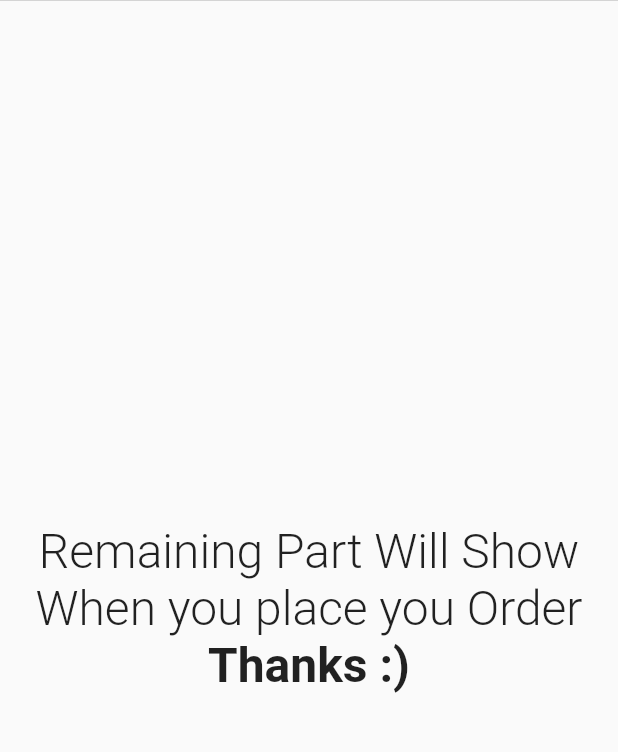
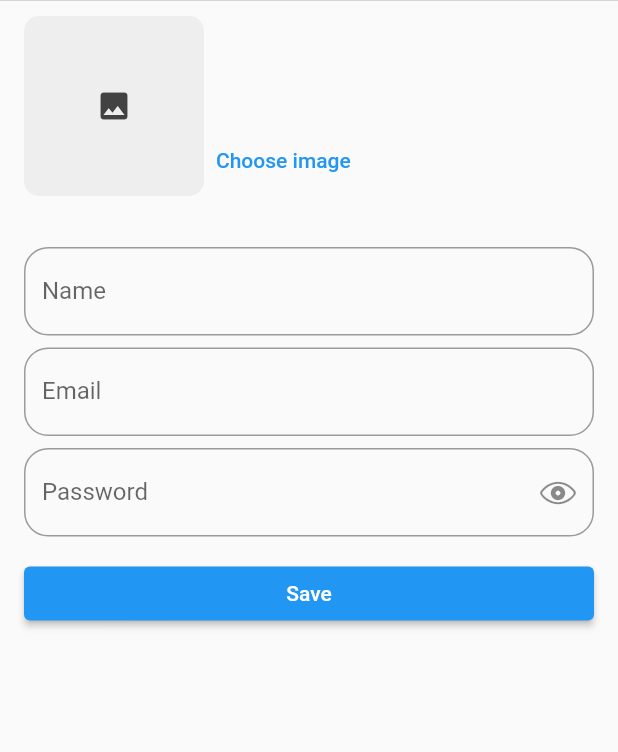
Before and after one commit to askabdulhaseeb/Expiration-Expert, a Flutter app: the AddAdminScreen screen opened by its route, on a phone screen of 412 x 824 dp, the part 65-817 px from its top. Run offline on Flutter 3.47's test engine with Material 2 defaults, Android fonts, the phone set to English and light mode, and no system bars; our stand-ins replace cloud_firestore, firebase_auth, firebase_core, firebase_storage, fluttertoast, image_picker and 1 more; missing offline and left inert: barcode_scan2; accounts and stored records are empty.

Commit message:
add admin

```diff
--- a/lib/model/app_user.dart
+++ b/lib/model/app_user.dart
@@ -18,10 +18,10 @@ class AppUser {
     );
   }
 
-  final String uid;
+  String uid;
   final String email;
   final String displayName;
-  final String imageURL;
+  String imageURL;
   final String type;
 
   Map<String, dynamic> toMap() {
--- a/lib/screens/add_admin_screen/add_admin_screen.dart
+++ b/lib/screens/add_admin_screen/add_admin_screen.dart
@@ -1,5 +1,13 @@
 import 'dart:io';
 
+import 'package:expiration_expert_admin/database/auth.dart';
+import 'package:expiration_expert_admin/database/user_firebase_api.dart';
+import 'package:expiration_expert_admin/model/app_user.dart';
+import 'package:expiration_expert_admin/screens/home_screen/home_screen.dart';
+import 'package:expiration_expert_admin/screens/widgets/custom_textformfield.dart';
+import 'package:expiration_expert_admin/screens/widgets/show_loading.dart';
+import 'package:expiration_expert_admin/utilities/custom_validator.dart';
+import 'package:firebase_auth/firebase_auth.dart';
 import 'package:flutter/cupertino.dart';
 import 'package:flutter/material.dart';
 import 'package:image_picker/image_picker.dart';
@@ -13,11 +21,11 @@ class AddAdminScreen extends StatefulWidget {
 }
 
 class _AddAdminScreenState extends State<AddAdminScreen> {
+  final GlobalKey<FormState> _key = GlobalKey<FormState>();
   final TextEditingController _email = TextEditingController();
   final TextEditingController _password = TextEditingController();
   final TextEditingController _name = TextEditingController();
   XFile? _image;
-  File? file;
   @override
   Widget build(BuildContext context) {
     return Scaffold(
@@ -26,22 +34,68 @@ class _AddAdminScreenState extends State<AddAdminScreen> {
       ),
       body: Padding(
         padding: EdgeInsets.symmetric(horizontal: Utilities.padding),
-        child: Column(
-          mainAxisAlignment: MainAxisAlignment.center,
-          children: const <Widget>[
-            // _pickImageWidget(),
-            SizedBox(height: 30),
-            Text(
-              'Remaining Part Will Show When you place you Order',
-              textAlign: TextAlign.center,
-              style: TextStyle(fontSize: 32, fontWeight: FontWeight.w300),
-            ),
-            Text(
-              'Thanks :)',
-              textAlign: TextAlign.center,
-              style: TextStyle(fontSize: 32, fontWeight: FontWeight.bold),
-            )
-          ],
+        child: Form(
+          key: _key,
+          child: ListView(
+            children: <Widget>[
+              const SizedBox(height: 10),
+              _pickImageWidget(),
+              const SizedBox(height: 30),
+              CustomTextFormField(
+                title: 'Name',
+                controller: _name,
+                validator: (String? value) => CustomValidator.lessThen3(value),
+              ),
+              CustomTextFormField(
+                title: 'Email',
+                hint: 'test@test.com',
+                controller: _email,
+                validator: (String? value) => CustomValidator.email(value),
+              ),
+              CustomTextFormField(
+                title: 'Password',
+                isPassword: true,
+                controller: _password,
+                validator: (String? value) => CustomValidator.password(value),
+              ),
+              const SizedBox(height: 10),
+              ElevatedButton(
+                onPressed: () async {
+                  if (_key.currentState!.validate()) {
+                    showLoadingDislog(context);
+                    User? _user = await AuthMethod().signupWithEmailAndPassword(
+                        email: _email.text, password: _password.text);
+                    if (_user != null) {
+                      String? url = '';
+                      if (_image != null) {
+                        url = await UserFirebaseAPI().uploadImage(
+                          File(_image!.path),
+                          _user.uid,
+                        );
+                      }
+                      AppUser appUser = AppUser(
+                        uid: _user.uid,
+                        email: _email.text,
+                        displayName: _name.text,
+                        imageURL: url ?? '',
+                        type: 'admin',
+                      );
+                      await UserFirebaseAPI().addUser(user: appUser);
+                      if (!mounted) return;
+                      Navigator.of(context).pushNamedAndRemoveUntil(
+                        HomeScreen.routeName,
+                        (Route<dynamic> route) => false,
+                      );
+                    }
+                  }
+                  if (!mounted) return;
+                  Navigator.of(context).pop();
+                },
+                child: const Text('Save'),
+              ),
+              SizedBox(height: MediaQuery.of(context).size.width / 2),
+            ],
+          ),
         ),
       ),
     );
```
Also changed, not shown: lib/database/auth.dart (+2 -5 lines), lib/database/user_firebase_api.dart (+26 -0 lines), 1 other file.
